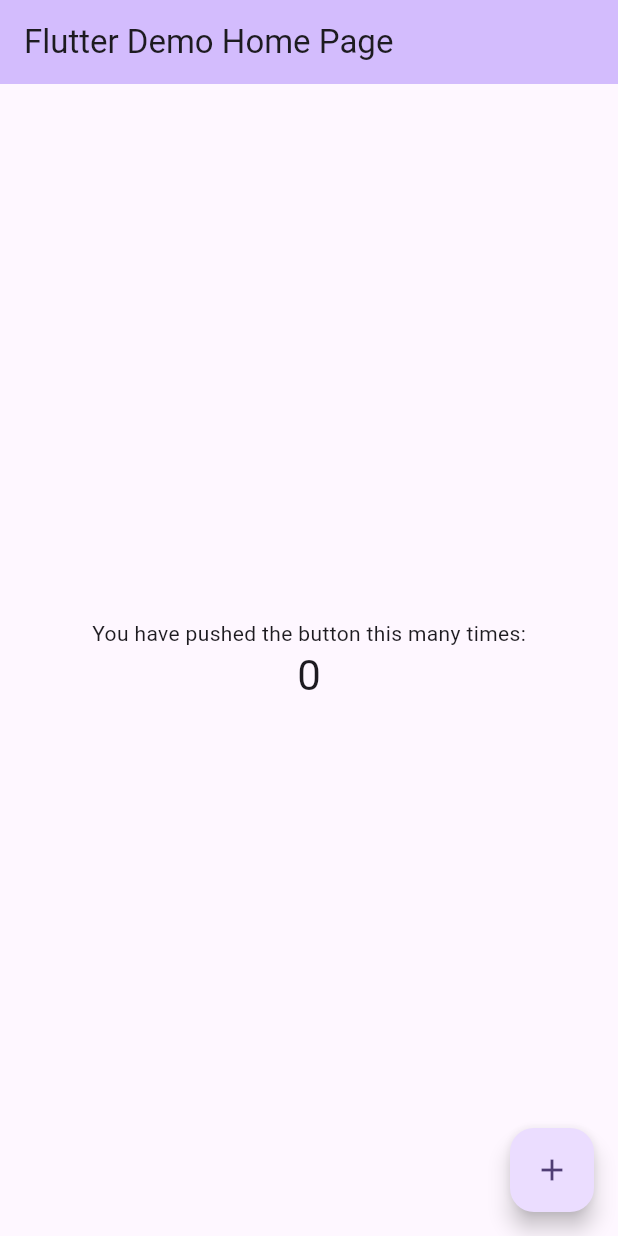
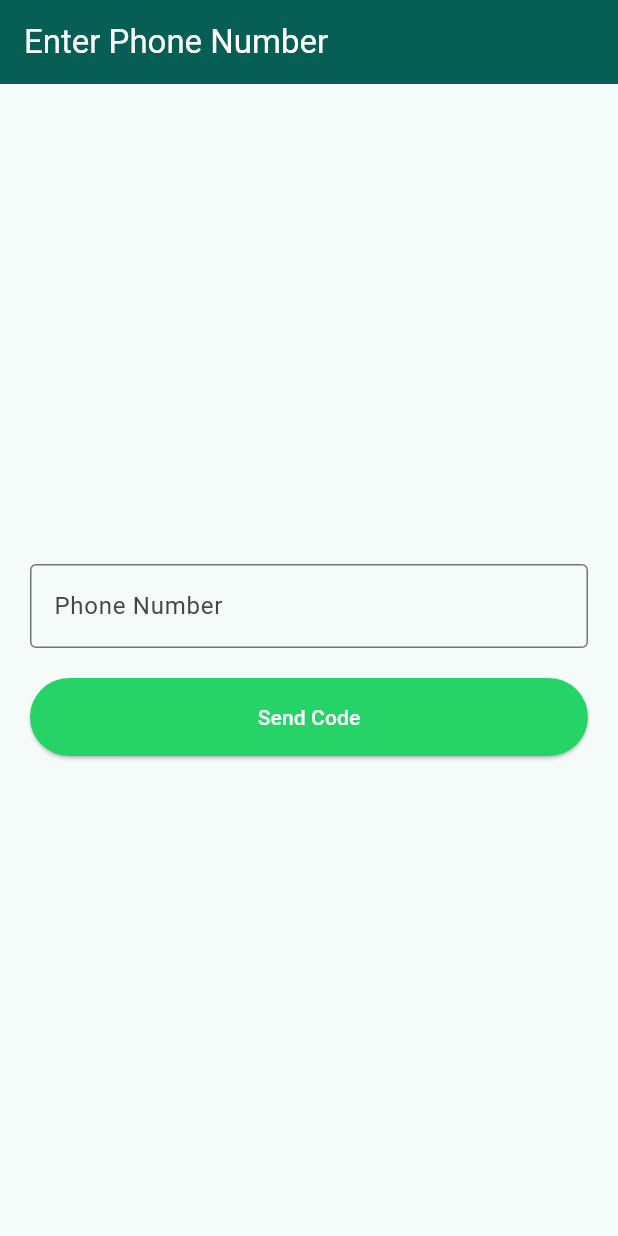
Before and after one commit to ibad-r/Chat_Application, a Flutter app: the screen it shows after launch, on a phone screen of 412 x 824 dp. Run offline on Flutter 3.47's test engine with Material 3 defaults, Android fonts, the phone set to English and light mode, and no system bars.

Commit message:
feat: Complete Day 1 UI with login flow and main layout

```diff
--- a/lib/main.dart
+++ b/lib/main.dart
@@ -1,4 +1,6 @@
+// main.dart
 import 'package:flutter/material.dart';
+import 'phone_login_screen.dart'; // Import your new screen
 
 void main() {
   runApp(const MyApp());
@@ -7,116 +9,21 @@ void main() {
 class MyApp extends StatelessWidget {
   const MyApp({super.key});
 
-  // This widget is the root of your application.
   @override
   Widget build(BuildContext context) {
     return MaterialApp(
-      title: 'Flutter Demo',
+      title: 'Chat App',
       theme: ThemeData(
-        // This is the theme of your application.
-        //
-        // TRY THIS: Try running your application with "flutter run". You'll see
-        // the application has a purple toolbar. Then, without quitting the app,
-        // try changing the seedColor in the colorScheme below to Colors.green
-        // and then invoke "hot reload" (save your changes or press the "hot
-        // reload" button in a Flutter-supported IDE, or press "r" if you used
-        // the command line to start the app).
-        //
-        // Notice that the counter didn't reset back to zero; the application
-        // state is not lost during the reload. To reset the state, use hot
-        // restart instead.
-        //
-        // This works for code too, not just values: Most code changes can be
-        // tested with just a hot reload.
-        colorScheme: ColorScheme.fromSeed(seedColor: Colors.deepPurple),
+        // Define your color scheme
+        colorScheme: ColorScheme.fromSeed(
+          seedColor: const Color(0xFF075E54), // Dark Blue/Green (Primary)
+          primary: const Color(0xFF075E54),   // Primary color
+          secondary: const Color(0xFF25D366), // Teal/Green (Accent)
+        ),
+        useMaterial3: true,
       ),
-      home: const MyHomePage(title: 'Flutter Demo Home Page'),
+      // Start the app on the login screen
+      home: const PhoneLoginScreen(),
     );
   }
 }
-
-class MyHomePage extends StatefulWidget {
-  const MyHomePage({super.key, required this.title});
-
-  // This widget is the home page of your application. It is stateful, meaning
-  // that it has a State object (defined below) that contains fields that affect
-  // how it looks.
-
-  // This class is the configuration for the state. It holds the values (in this
-  // case the title) provided by the parent (in this case the App widget) and
-  // used by the build method of the State. Fields in a Widget subclass are
-  // always marked "final".
-
-  final String title;
-
-  @override
-  State<MyHomePage> createState() => _MyHomePageState();
-}
-
-class _MyHomePageState extends State<MyHomePage> {
-  int _counter = 0;
-
-  void _incrementCounter() {
-    setState(() {
-      // This call to setState tells the Flutter framework that something has
-      // changed in this State, which causes it to rerun the build method below
-      // so that the display can reflect the updated values. If we changed
-      // _counter without calling setState(), then the build method would not be
-      // called again, and so nothing would appear to happen.
-      _counter++;
-    });
-  }
-
-  @override
-  Widget build(BuildContext context) {
-    // This method is rerun every time setState is called, for instance as done
-    // by the _incrementCounter method above.
-    //
-    // The Flutter framework has been optimized to make rerunning build methods
-    // fast, so that you can just rebuild anything that needs updating rather
-    // than having to individually change instances of widgets.
-    return Scaffold(
-      appBar: AppBar(
-        // TRY THIS: Try changing the color here to a specific color (to
-        // Colors.amber, perhaps?) and trigger a hot reload to see the AppBar
-        // change color while the other colors stay the same.
-        backgroundColor: Theme.of(context).colorScheme.inversePrimary,
-        // Here we take the value from the MyHomePage object that was created by
-        // the App.build method, and use it to set our appbar title.
-        title: Text(widget.title),
-      ),
-      body: Center(
-        // Center is a layout widget. It takes a single child and positions it
-        // in the middle of the parent.
-        child: Column(
-          // Column is also a layout widget. It takes a list of children and
-          // arranges them vertically. By default, it sizes itself to fit its
-          // children horizontally, and tries to be as tall as its parent.
-          //
-          // Column has various properties to control how it sizes itself and
-          // how it positions its children. Here we use mainAxisAlignment to
-          // center the children vertically; the main axis here is the vertical
-          // axis because Columns are vertical (the cross axis would be
-          // horizontal).
-          //
-          // TRY THIS: Invoke "debug painting" (choose the "Toggle Debug Paint"
-          // action in the IDE, or press "p" in the console), to see the
-          // wireframe for each widget.
-          mainAxisAlignment: MainAxisAlignment.center,
-          children: <Widget>[
-            const Text('You have pushed the button this many times:'),
-            Text(
-              '$_counter',
-              style: Theme.of(context).textTheme.headlineMedium,
-            ),
-          ],
-        ),
-      ),
-      floatingActionButton: FloatingActionButton(
-        onPressed: _incrementCounter,
-        tooltip: 'Increment',
-        child: const Icon(Icons.add),
-      ), // This trailing comma makes auto-formatting nicer for build methods.
-    );
-  }
-}
--- a/lib/phone_login_screen.dart
+++ b/lib/phone_login_screen.dart
@@ -0,0 +1,50 @@
+// phone_login_screen.dart
+import 'package:flutter/material.dart';
+import 'otp_verification_screen.dart'; // Import the next screen
+
+class PhoneLoginScreen extends StatelessWidget {
+  const PhoneLoginScreen({super.key});
+
+  @override
+  Widget build(BuildContext context) {
+    return Scaffold(
+      appBar: AppBar(
+        title: const Text('Enter Phone Number'),
+        backgroundColor: Theme.of(context).colorScheme.primary,
+        foregroundColor: Colors.white,
+      ),
+      body: Padding(
+        padding: const EdgeInsets.all(20.0),
+        child: Column(
+          mainAxisAlignment: MainAxisAlignment.center,
+          crossAxisAlignment: CrossAxisAlignment.stretch,
+          children: [
+            const TextField(
+              decoration: InputDecoration(
+                labelText: 'Phone Number',
+                border: OutlineInputBorder(),
+              ),
+              keyboardType: TextInputType.phone,
+            ),
+            const SizedBox(height: 20),
+            ElevatedButton(
+              onPressed: () {
+                // Navigate to the OTP screen
+                Navigator.push(
+                  context,
+                  MaterialPageRoute(builder: (context) => const OtpVerificationScreen()),
+                );
+              },
+              style: ElevatedButton.styleFrom(
+                backgroundColor: Theme.of(context).colorScheme.secondary,
+                foregroundColor: Colors.white,
+                padding: const EdgeInsets.symmetric(vertical: 16),
+              ),
+              child: const Text('Send Code'),
+            ),
+          ],
+        ),
+      ),
+    );
+  }
+}
```
Also changed, not shown: lib/main_layout.dart (+68 -0 lines), lib/otp_verification_screen.dart (+60 -0 lines).
